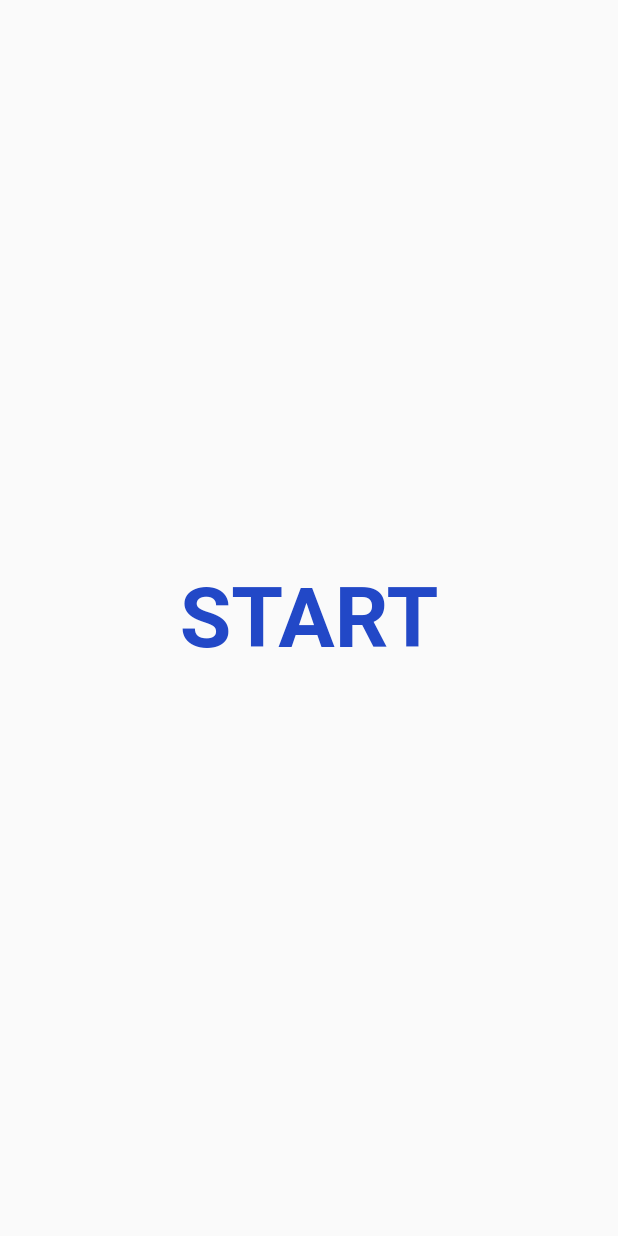
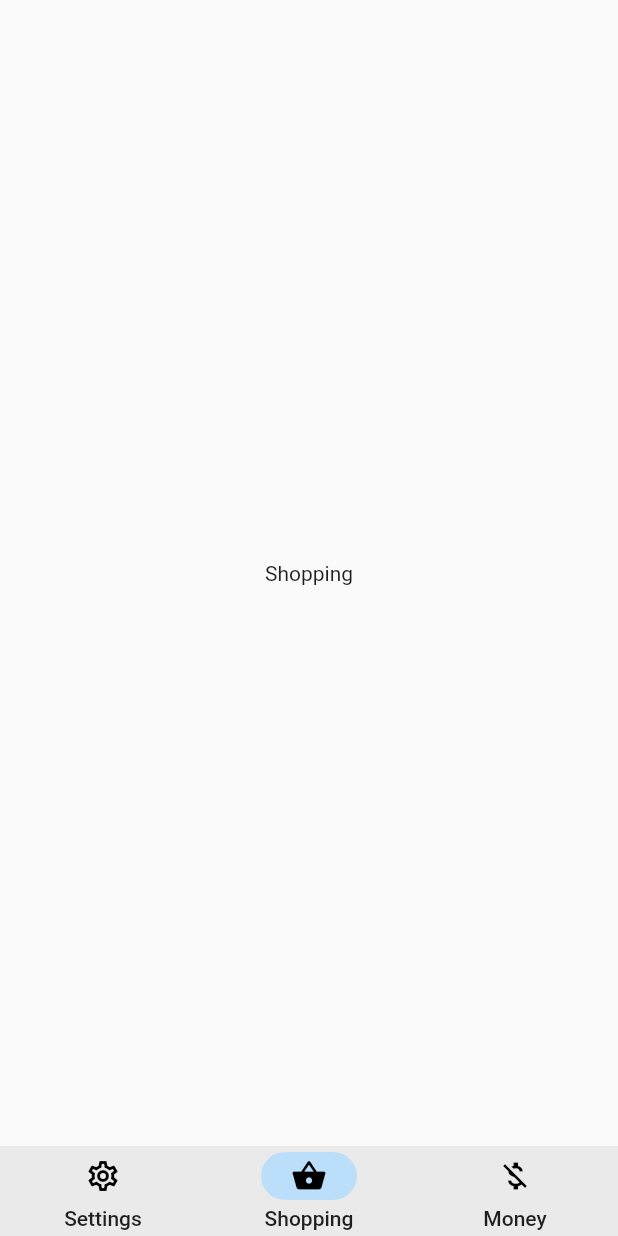
Before and after one commit to michaelhuber26/wg_app, a Flutter app: the screen it shows after launch, on a phone screen of 412 x 824 dp. Run offline on Flutter 3.47's test engine with Material 2 defaults, Android fonts, the phone set to English and light mode, and no system bars.

Commit message:
basic layout

```diff
--- a/lib/main.dart
+++ b/lib/main.dart
@@ -1,6 +1,7 @@
 import 'package:flutter/material.dart';
 import 'package:wg_app/theme/style.dart';
-import 'package:wg_app/screens/startscreen/startscreen.dart';
+import 'package:wg_app/screens/mainscreen/mainscreen.dart';
+import 'package:wg_app/screens/configscreen/configscreen.dart';
 
 void main() {
   runApp(const MyApp());
@@ -17,7 +18,8 @@ class MyApp extends StatelessWidget {
       darkTheme: appTheme(),
       initialRoute: '/',
       routes: {
-        '/': (context) => const StartScreen(),
+        '/': (context) => const MainScreen(),
+        '/config': (context) => const ConfigScreen(),
       },
     );
   }
--- /dev/null
+++ b/lib/screens/mainscreen/mainscreen.dart
@@ -0,0 +1,55 @@
+import 'package:flutter/material.dart';
+import 'package:wg_app/screens/configscreen/configscreen.dart';
+
+// screen for login (no password is checkt, iput doesnt matter)
+class MainScreen extends StatefulWidget {
+  const MainScreen({super.key});
+
+  @override
+  State<MainScreen> createState() => _MainScreenState();
+}
+
+class _MainScreenState extends State<MainScreen> {
+  int navindex = 1;
+
+  final screens = [
+    const ConfigScreen(),
+    const Center(child: Text('Shopping')),
+    const Center(child: Text('Money'))
+  ];
+
+  @override
+  Widget build(BuildContext context) {
+    return Scaffold(
+      body: screens[navindex],
+      bottomNavigationBar: NavigationBarTheme(
+        data: NavigationBarThemeData(
+            indicatorColor: Colors.blue.shade100,
+            labelTextStyle: MaterialStateProperty.all(
+                const TextStyle(fontSize: 14, fontWeight: FontWeight.w500))),
+        child: NavigationBar(
+            height: 60,
+            selectedIndex: navindex,
+            onDestinationSelected: (index) {
+              setState(() {
+                navindex = index;
+              });
+            },
+            destinations: const [
+              NavigationDestination(
+                  icon: Icon(Icons.settings_outlined),
+                  selectedIcon: Icon(Icons.settings),
+                  label: 'Settings'),
+              NavigationDestination(
+                  icon: Icon(Icons.shopping_basket_outlined),
+                  selectedIcon: Icon(Icons.shopping_basket),
+                  label: 'Shopping'),
+              NavigationDestination(
+                  icon: Icon(Icons.money_off),
+                  selectedIcon: Icon(Icons.attach_money_outlined),
+                  label: 'Money'),
+            ]),
+      ),
+    );
+  }
+}
--- a/lib/screens/startscreen/startscreen.dart
+++ /dev/null
@@ -1,26 +0,0 @@
-import 'package:flutter/material.dart';
-
-// screen for login (no password is checkt, iput doesnt matter)
-class StartScreen extends StatefulWidget {
-  const StartScreen({super.key});
-
-  @override
-  State<StartScreen> createState() => _StartScreenState();
-}
-
-class _StartScreenState extends State<StartScreen> {
-  @override
-  Widget build(BuildContext context) {
-    return const Scaffold(
-      body: Center(
-        child: Text(
-          'START',
-          style: TextStyle(
-              fontSize: 56,
-              color: Color.fromARGB(255, 34, 72, 199),
-              fontWeight: FontWeight.bold),
-        ),
-      ),
-    );
-  }
-}
--- a/lib/theme/style.dart
+++ b/lib/theme/style.dart
@@ -3,6 +3,7 @@ import 'package:flutter/material.dart';
 // define app theme
 ThemeData appTheme() {
   return ThemeData(
-      primaryColor: Colors.orange[900],
-      appBarTheme: AppBarTheme(backgroundColor: Colors.orange[900]));
+      primaryColor: const Color.fromARGB(255, 10, 6, 61),
+      appBarTheme:
+          const AppBarTheme(backgroundColor: Color.fromARGB(255, 10, 6, 61)));
 }
```
Also changed, not shown: lib/screens/configscreen/configscreen.dart (added, +58 -0 lines).
